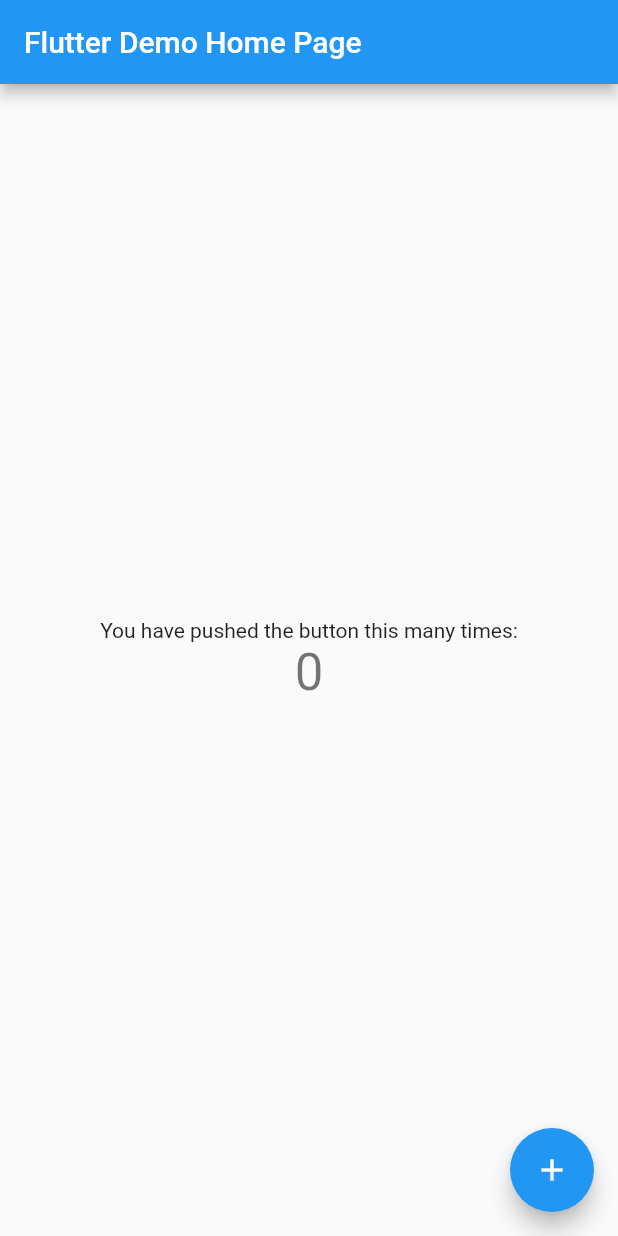
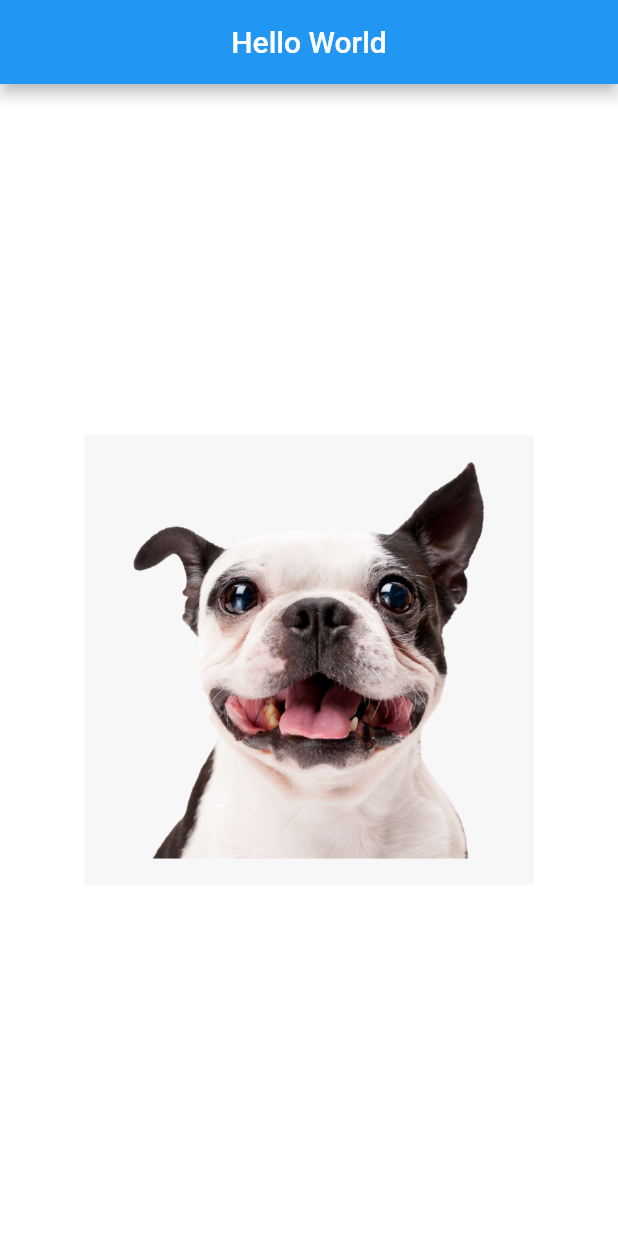
Before and after one commit to ciceroinfo/flutter-essencial, a Flutter app: the screen it shows after launch, on a phone screen of 412 x 824 dp. Run offline on Flutter 3.47's test engine with Material 2 defaults, Android fonts, the phone set to English and light mode, and no system bars.

Commit message:
até video 35

```diff
--- /dev/null
+++ b/aula01_app/lib/home_page.dart
@@ -0,0 +1,47 @@
+import 'package:flutter/material.dart';
+
+class HomePage extends StatelessWidget {
+  @override
+  Widget build(BuildContext context) {
+    return Scaffold(
+      appBar: AppBar(
+        title: Text("Hello World"),
+        centerTitle: true,
+      ),
+      body: _body(),
+    );
+  }
+
+  Container _body() {
+    return Container(
+      color: Colors.white,
+      child: Center(
+        child: _img(),
+      ),
+    );
+  }
+
+  _img() {
+    return Image.asset(
+      "assets/images/dog1.png",
+      width: 300,
+      height: 300,
+      fit: BoxFit.cover,
+    );
+  }
+
+  Text _text() {
+    return Text(
+      "Hello World!",
+      style: TextStyle(
+        fontSize: 30,
+        color: Colors.green,
+        fontWeight: FontWeight.bold,
+        fontStyle: FontStyle.italic,
+        decoration: TextDecoration.underline,
+        decorationColor: Colors.red,
+        decorationStyle: TextDecorationStyle.wavy,
+      ),
+    );
+  }
+}
--- a/aula01_app/lib/main.dart
+++ b/aula01_app/lib/main.dart
@@ -1,113 +1,19 @@
+import 'package:aula01_app/home_page.dart';
 import 'package:flutter/material.dart';
+
+
 
 void main() {
   runApp(MyApp());
 }
 
 class MyApp extends StatelessWidget {
-  // This widget is the root of your application.
   @override
   Widget build(BuildContext context) {
     return MaterialApp(
-      title: 'Flutter Demo',
-      theme: ThemeData(
-        // This is the theme of your application.
-        //
-        // Try running your application with "flutter run". You'll see the
-        // application has a blue toolbar. Then, without quitting the app, try
-        // changing the primarySwatch below to Colors.green and then invoke
-        // "hot reload" (press "r" in the console where you ran "flutter run",
-        // or simply save your changes to "hot reload" in a Flutter IDE).
-        // Notice that the counter didn't reset back to zero; the application
-        // is not restarted.
-        primarySwatch: Colors.blue,
-      ),
-      home: MyHomePage(title: 'Flutter Demo Home Page'),
+      debugShowCheckedModeBanner: false,
+      theme: ThemeData(primaryColor: Colors.blue),
+      home: HomePage(),
     );
   }
 }
-
-class MyHomePage extends StatefulWidget {
-  MyHomePage({Key key, this.title}) : super(key: key);
-
-  // This widget is the home page of your application. It is stateful, meaning
-  // that it has a State object (defined below) that contains fields that affect
-  // how it looks.
-
-  // This class is the configuration for the state. It holds the values (in this
-  // case the title) provided by the parent (in this case the App widget) and
-  // used by the build method of the State. Fields in a Widget subclass are
-  // always marked "final".
-
-  final String title;
-
-  @override
-  _MyHomePageState createState() => _MyHomePageState();
-}
-
-class _MyHomePageState extends State<MyHomePage> {
-  int _counter = 0;
-
-  void _incrementCounter() {
-    setState(() {
-      // This call to setState tells the Flutter framework that something has
-      // changed in this State, which causes it to rerun the build method below
-      // so that the display can reflect the updated values. If we changed
-      // _counter without calling setState(), then the build method would not be
-      // called again, and so nothing would appear to happen.
-      _counter++;
-    });
-  }
-
-  @override
-  Widget build(BuildContext context) {
-    // This method is rerun every time setState is called, for instance as done
-    // by the _incrementCounter method above.
-    //
-    // The Flutter framework has been optimized to make rerunning build methods
-    // fast, so that you can just rebuild anything that needs updating rather
-    // than having to individually change instances of widgets.
-    return Scaffold(
-      appBar: AppBar(
-        // Here we take the value from the MyHomePage object that was created by
-        // the App.build method, and use it to set our appbar title.
-        title: Text(widget.title),
-      ),
-      body: Center(
-        // Center is a layout widget. It takes a single child and positions it
-        // in the middle of the parent.
-        child: Column(
-          // Column is also a layout widget. It takes a list of children and
-          // arranges them vertically. By default, it sizes itself to fit its
-          // children horizontally, and tries to be as tall as its parent.
-          //
-          // Invoke "debug painting" (press "p" in the console, choose the
-          // "Toggle Debug Paint" action from the Flutter Inspector in Android
-          // Studio, or the "Toggle Debug Paint" command in Visual Studio Code)
-          // to see the wireframe for each widget.
-          //
-          // Column has various properties to control how it sizes itself and
-          // how it positions its children. Here we use mainAxisAlignment to
-          // center the children vertically; the main axis here is the vertical
-          // axis because Columns are vertical (the cross axis would be
-          // horizontal).
-          mainAxisAlignment: MainAxisAlignment.center,
-          children: <Widget>[
-            Text(
-              'You have pushed the button this many times:',
-            ),
-            Text(
-              '$_counter',
-              style: Theme.of(context).textTheme.headline4,
-            ),
-          ],
-        ),
-      ),
-      floatingActionButton: FloatingActionButton(
-        onPressed: _incrementCounter,
-        tooltip: 'Increment',
-        child: Icon(Icons.add),
-      ), // This trailing comma makes auto-formatting nicer for build methods.
-    );
-  }
-}
--- a/aula01_app/pubspec.yaml
+++ b/aula01_app/pubspec.yaml
@@ -47,8 +47,8 @@
   uses-material-design: true
 
   # To add assets to your application, add an assets section, like this:
-  # assets:
-  #   - images/a_dot_burr.jpeg
+  assets:
+    - assets/images/
   #   - images/a_dot_ham.jpeg
 
   # An image asset can refer to one or more resolution-specific "variants", see
```
Also changed, not shown: aula01_app/assets/images/dog1.png (added), aula01_app/assets/images/dog2.png (added), aula01_app/assets/images/dog3.png (added), aula01_app/assets/images/dog4.png (added), aula01_app/assets/images/dog5.png (added).
